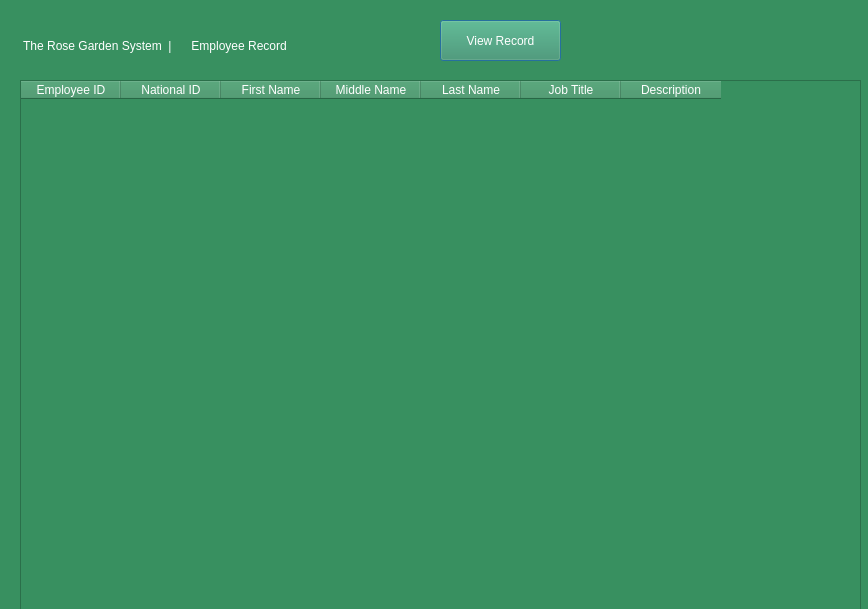
Qt form gardenerdetails.ui (Rabsoninnora/RoseGardenPlantCareSystem) before a commit.
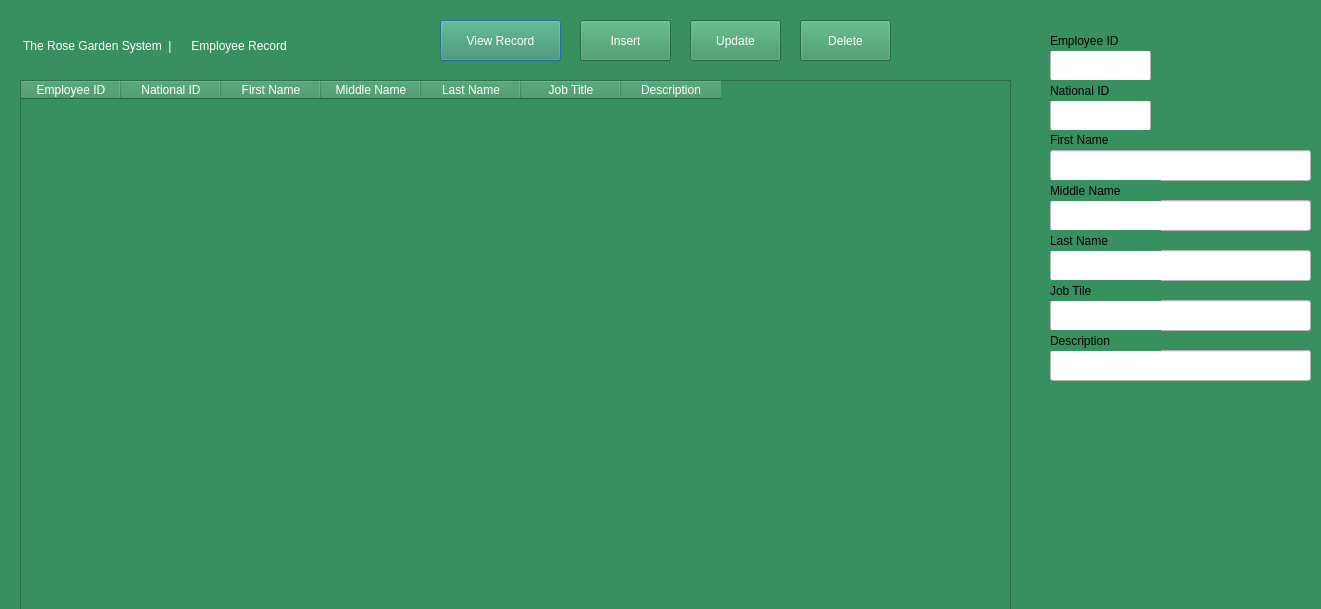
The same form after that commit.

Commit message: Added a single class in the database header file for DB connections

```diff
--- a/gardenerdetails.ui
+++ b/gardenerdetails.ui
@@ -6,7 +6,7 @@
    <rect>
     <x>0</x>
     <y>0</y>
-    <width>868</width>
+    <width>1321</width>
     <height>609</height>
    </rect>
   </property>
@@ -55,7 +55,7 @@
     <rect>
      <x>20</x>
      <y>80</y>
-     <width>841</width>
+     <width>991</width>
      <height>609</height>
     </rect>
    </property>
@@ -100,6 +100,239 @@
     </property>
    </column>
   </widget>
+  <widget class="QPushButton" name="pushButton">
+   <property name="geometry">
+    <rect>
+     <x>580</x>
+     <y>20</y>
+     <width>91</width>
+     <height>41</height>
+    </rect>
+   </property>
+   <property name="styleSheet">
+    <string notr="true">color: rgb(255, 255, 255);
+font: 500 13pt &quot;Ubuntu&quot;;</string>
+   </property>
+   <property name="text">
+    <string>Insert</string>
+   </property>
+  </widget>
+  <widget class="QPushButton" name="pushButton_2">
+   <property name="geometry">
+    <rect>
+     <x>690</x>
+     <y>20</y>
+     <width>91</width>
+     <height>41</height>
+    </rect>
+   </property>
+   <property name="styleSheet">
+    <string notr="true">color: rgb(255, 255, 255);
+font: 500 13pt &quot;Ubuntu&quot;;</string>
+   </property>
+   <property name="text">
+    <string>Update</string>
+   </property>
+  </widget>
+  <widget class="QPushButton" name="pushButton_3">
+   <property name="geometry">
+    <rect>
+     <x>800</x>
+     <y>20</y>
+     <width>91</width>
+     <height>41</height>
+    </rect>
+   </property>
+   <property name="styleSheet">
+    <string notr="true">color: rgb(255, 255, 255);
+font: 500 13pt &quot;Ubuntu&quot;;</string>
+   </property>
+   <property name="text">
+    <string>Delete</string>
+   </property>
+  </widget>
+  <widget class="QLineEdit" name="lineEdit">
+   <property name="geometry">
+    <rect>
+     <x>1050</x>
+     <y>50</y>
+     <width>101</width>
+     <height>31</height>
+    </rect>
+   </property>
+   <property name="styleSheet">
+    <string notr="true">background-color: rgb(255, 255, 255);</string>
+   </property>
+  </widget>
+  <widget class="QLineEdit" name="lineEdit_2">
+   <property name="geometry">
+    <rect>
+     <x>1050</x>
+     <y>100</y>
+     <width>101</width>
+     <height>31</height>
+    </rect>
+   </property>
+   <property name="styleSheet">
+    <string notr="true">background-color: rgb(255, 255, 255);</string>
+   </property>
+  </widget>
+  <widget class="QLineEdit" name="lineEdit_3">
+   <property name="geometry">
+    <rect>
+     <x>1050</x>
+     <y>150</y>
+     <width>261</width>
+     <height>31</height>
+    </rect>
+   </property>
+   <property name="styleSheet">
+    <string notr="true">background-color: rgb(255, 255, 255);</string>
+   </property>
+  </widget>
+  <widget class="QLineEdit" name="lineEdit_4">
+   <property name="geometry">
+    <rect>
+     <x>1050</x>
+     <y>200</y>
+     <width>261</width>
+     <height>31</height>
+    </rect>
+   </property>
+   <property name="styleSheet">
+    <string notr="true">background-color: rgb(255, 255, 255);</string>
+   </property>
+  </widget>
+  <widget class="QLineEdit" name="lineEdit_5">
+   <property name="geometry">
+    <rect>
+     <x>1050</x>
+     <y>250</y>
+     <width>261</width>
+     <height>31</height>
+    </rect>
+   </property>
+   <property name="styleSheet">
+    <string notr="true">background-color: rgb(255, 255, 255);</string>
+   </property>
+  </widget>
+  <widget class="QLineEdit" name="lineEdit_6">
+   <property name="geometry">
+    <rect>
+     <x>1050</x>
+     <y>300</y>
+     <width>261</width>
+     <height>31</height>
+    </rect>
+   </property>
+   <property name="styleSheet">
+    <string notr="true">background-color: rgb(255, 255, 255);</string>
+   </property>
+  </widget>
+  <widget class="QLineEdit" name="lineEdit_7">
+   <property name="geometry">
+    <rect>
+     <x>1050</x>
+     <y>350</y>
+     <width>261</width>
+     <height>31</height>
+    </rect>
+   </property>
+   <property name="styleSheet">
+    <string notr="true">background-color: rgb(255, 255, 255);</string>
+   </property>
+  </widget>
+  <widget class="QLabel" name="label_3">
+   <property name="geometry">
+    <rect>
+     <x>1050</x>
+     <y>80</y>
+     <width>101</width>
+     <height>21</height>
+    </rect>
+   </property>
+   <property name="text">
+    <string>National ID</string>
+   </property>
+  </widget>
+  <widget class="QLabel" name="label_4">
+   <property name="geometry">
+    <rect>
+     <x>1050</x>
+     <y>130</y>
+     <width>101</width>
+     <height>20</height>
+    </rect>
+   </property>
+   <property name="text">
+    <string>First Name</string>
+   </property>
+  </widget>
+  <widget class="QLabel" name="label_5">
+   <property name="geometry">
+    <rect>
+     <x>1050</x>
+     <y>180</y>
+     <width>111</width>
+     <height>21</height>
+    </rect>
+   </property>
+   <property name="text">
+    <string>Middle Name</string>
+   </property>
+  </widget>
+  <widget class="QLabel" name="label_6">
+   <property name="geometry">
+    <rect>
+     <x>1050</x>
+     <y>230</y>
+     <width>111</width>
+     <height>21</height>
+    </rect>
+   </property>
+   <property name="text">
+    <string>Last Name</string>
+   </property>
+  </widget>
+  <widget class="QLabel" name="label_7">
+   <property name="geometry">
+    <rect>
+     <x>1050</x>
+     <y>30</y>
+     <width>101</width>
+     <height>21</height>
+    </rect>
+   </property>
+   <property name="text">
+    <string>Employee ID</string>
+   </property>
+  </widget>
+  <widget class="QLabel" name="label_8">
+   <property name="geometry">
+    <rect>
+     <x>1050</x>
+     <y>280</y>
+     <width>111</width>
+     <height>21</height>
+    </rect>
+   </property>
+   <property name="text">
+    <string>Job Tile</string>
+   </property>
+  </widget>
+  <widget class="QLabel" name="label_9">
+   <property name="geometry">
+    <rect>
+     <x>1050</x>
+     <y>330</y>
+     <width>111</width>
+     <height>21</height>
+    </rect>
+   </property>
+   <property name="text">
+    <string>Description</string>
+   </property>
+  </widget>
  </widget>
  <resources/>
  <connections/>
```
The commit also changes 14 other files.
